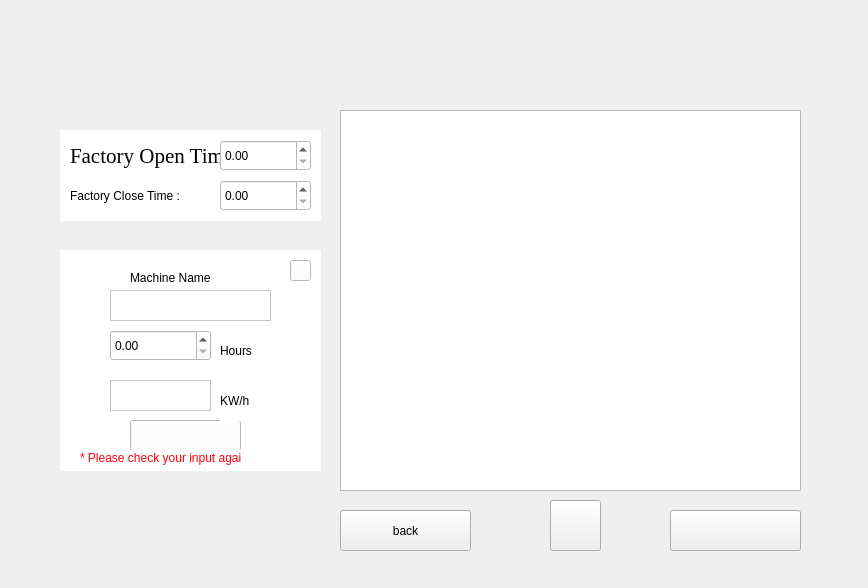
EnviableYapper0/FMachineSchedulerPL, file GUI/mainwindow.ui: the form before one commit.
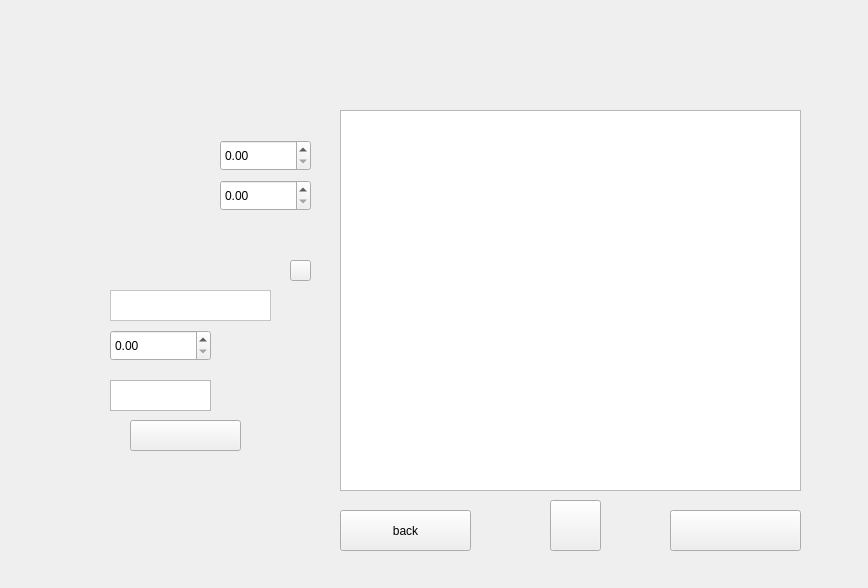
The form after the commit.

Commit message: put label stylesheet into .py

What changed in the file:
```diff
--- a/GUI/mainwindow.ui
+++ b/GUI/mainwindow.ui
@@ -24,7 +24,7 @@
      </rect>
     </property>
     <property name="styleSheet">
-     <string notr="true">background-color: rgb(255, 255, 255);</string>
+     <string notr="true"/>
     </property>
     <widget class="QLabel" name="label_currentUnit">
      <property name="geometry">
@@ -39,7 +39,7 @@
       <string notr="true">font: 17pt &quot;Georgia&quot;;</string>
      </property>
      <property name="text">
-      <string>KW/h</string>
+      <string/>
      </property>
     </widget>
     <widget class="QLabel" name="iconCurrent">
@@ -85,7 +85,7 @@
 font: 17pt &quot;Georgia&quot;;</string>
      </property>
      <property name="text">
-      <string>Hours</string>
+      <string/>
      </property>
     </widget>
     <widget class="QLabel" name="iconDuration">
@@ -115,9 +115,9 @@
      <property name="geometry">
       <rect>
        <x>70</x>
-       <y>20</y>
-       <width>131</width>
-       <height>16</height>
+       <y>15</y>
+       <width>141</width>
+       <height>21</height>
       </rect>
      </property>
      <property name="styleSheet">
@@ -125,7 +125,7 @@
 font: 17pt &quot;Georgia&quot;;</string>
      </property>
      <property name="text">
-      <string>Machine Name </string>
+      <string/>
      </property>
     </widget>
     <widget class="QPlainTextEdit" name="text_machineName">
@@ -175,11 +175,10 @@
       </rect>
      </property>
      <property name="styleSheet">
-      <string notr="true">color: rgb(255, 0, 10);
-font: 10pt &quot;.SF NS Text&quot;;</string>
+      <string notr="true"/>
      </property>
      <property name="text">
-      <string>* Please check your input again</string>
+      <string/>
      </property>
     </widget>
     <zorder>button_addMachine</zorder>
@@ -247,7 +246,7 @@
      </rect>
     </property>
     <property name="styleSheet">
-     <string notr="true">background-color: rgb(255, 255, 255);</string>
+     <string notr="true"/>
     </property>
     <widget class="QLabel" name="label_OpenTime">
      <property name="geometry">
@@ -271,7 +270,7 @@
       <string notr="true">font: 16pt &quot;Georgia&quot;;</string>
      </property>
      <property name="text">
-      <string>Factory Open Time : </string>
+      <string/>
      </property>
     </widget>
     <widget class="QLabel" name="label_closeTime">
@@ -288,7 +287,7 @@
 font: 16pt &quot;Georgia&quot;;</string>
      </property>
      <property name="text">
-      <string>Factory Close Time :</string>
+      <string/>
      </property>
     </widget>
     <widget class="QDoubleSpinBox" name="time_openTime">
```
Left out of the diff: 2 changed lines with no effect on the pictures. The commit also changes 1 other file.
